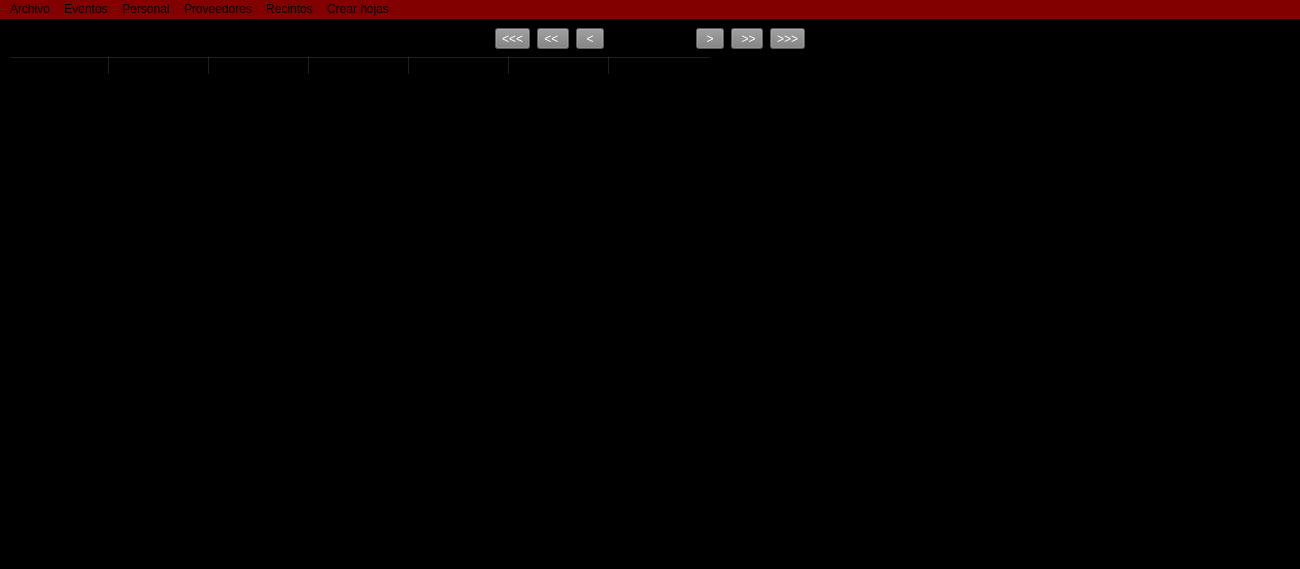
Above: elaleph/menuprincipal_ui.ui from Aleph1981/elaleph before the change. Below: the same form after it.
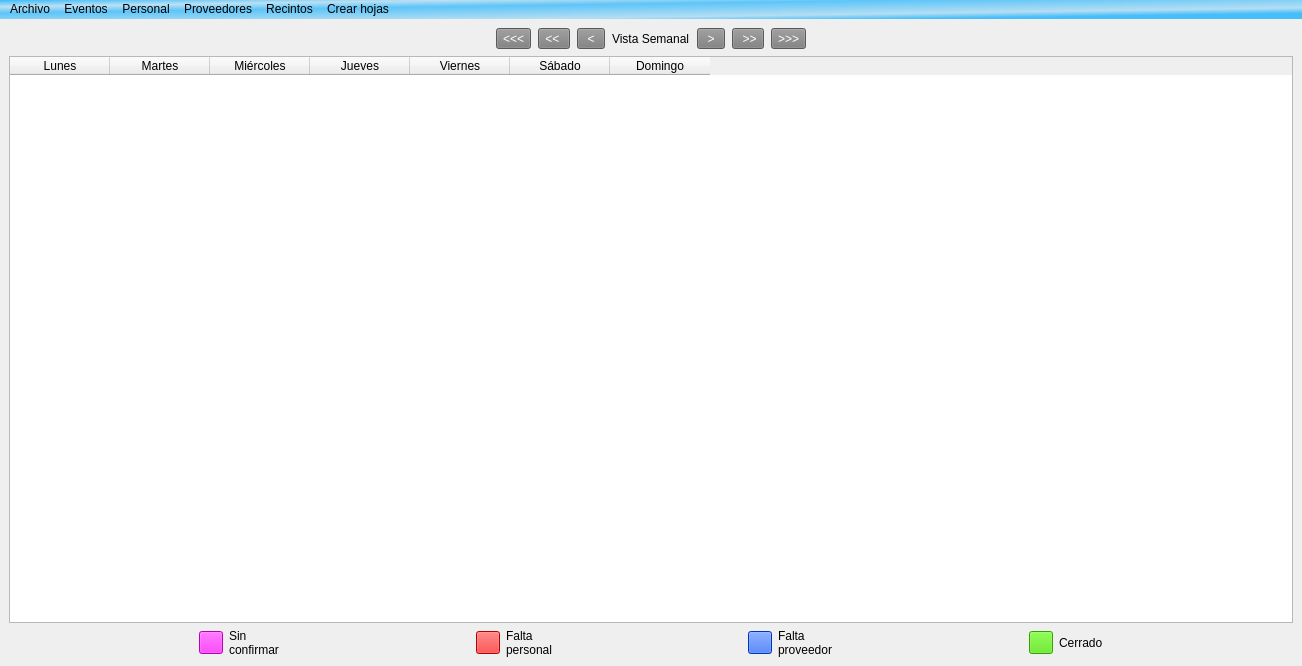
That is the form after the change.

```diff
--- a/elaleph/menuprincipal_ui.ui
+++ b/elaleph/menuprincipal_ui.ui
@@ -6,8 +6,8 @@
    <rect>
     <x>0</x>
     <y>0</y>
-    <width>1300</width>
-    <height>569</height>
+    <width>1302</width>
+    <height>666</height>
    </rect>
   </property>
   <property name="sizePolicy">
@@ -41,8 +41,7 @@
    <bool>false</bool>
   </property>
   <property name="styleSheet">
-   <string notr="true">background-color: rgb(0,0,0);
-</string>
+   <string notr="true"/>
   </property>
   <widget class="QWidget" name="centralwidget">
    <layout class="QGridLayout" name="gridLayout">
@@ -234,6 +233,149 @@
       </item>
      </layout>
     </item>
+    <item row="1" column="0">
+     <layout class="QHBoxLayout" name="horizontalLayout_2">
+      <property name="leftMargin">
+       <number>0</number>
+      </property>
+      <item>
+       <spacer name="horizontalSpacer_4">
+        <property name="orientation">
+         <enum>Qt::Horizontal</enum>
+        </property>
+        <property name="sizeHint" stdset="0">
+         <size>
+          <width>40</width>
+          <height>20</height>
+         </size>
+        </property>
+       </spacer>
+      </item>
+      <item>
+       <widget class="QToolButton" name="buttonSinConf">
+        <property name="styleSheet">
+         <string notr="true">background-color: rgb(255, 0, 255);</string>
+        </property>
+        <property name="text">
+         <string/>
+        </property>
+       </widget>
+      </item>
+      <item>
+       <widget class="QLabel" name="label">
+        <property name="text">
+         <string>Sin
+confirmar</string>
+        </property>
+       </widget>
+      </item>
+      <item>
+       <spacer name="horizontalSpacer_5">
+        <property name="orientation">
+         <enum>Qt::Horizontal</enum>
+        </property>
+        <property name="sizeHint" stdset="0">
+         <size>
+          <width>40</width>
+          <height>20</height>
+         </size>
+        </property>
+       </spacer>
+      </item>
+      <item>
+       <widget class="QToolButton" name="buttonPersonal">
+        <property name="styleSheet">
+         <string notr="true">background-color: rgb(255, 0, 0);</string>
+        </property>
+        <property name="text">
+         <string/>
+        </property>
+       </widget>
+      </item>
+      <item>
+       <widget class="QLabel" name="label_2">
+        <property name="text">
+         <string>Falta
+personal</string>
+        </property>
+       </widget>
+      </item>
+      <item>
+       <spacer name="horizontalSpacer_6">
+        <property name="orientation">
+         <enum>Qt::Horizontal</enum>
+        </property>
+        <property name="sizeHint" stdset="0">
+         <size>
+          <width>40</width>
+          <height>20</height>
+         </size>
+        </property>
+       </spacer>
+      </item>
+      <item>
+       <widget class="QToolButton" name="buttonProveedor">
+        <property name="styleSheet">
+         <string notr="true">background-color: rgb(0, 75, 255);</string>
+        </property>
+        <property name="text">
+         <string/>
+        </property>
+       </widget>
+      </item>
+      <item>
+       <widget class="QLabel" name="label_3">
+        <property name="text">
+         <string>Falta
+proveedor</string>
+        </property>
+       </widget>
+      </item>
+      <item>
+       <spacer name="horizontalSpacer_7">
+        <property name="orientation">
+         <enum>Qt::Horizontal</enum>
+        </property>
+        <property name="sizeHint" stdset="0">
+         <size>
+          <width>40</width>
+          <height>20</height>
+         </size>
+        </property>
+       </spacer>
+      </item>
+      <item>
+       <widget class="QToolButton" name="buttonCerrado">
+        <property name="styleSheet">
+         <string notr="true">background-color: rgb(74, 222, 0);</string>
+        </property>
+        <property name="text">
+         <string/>
+        </property>
+       </widget>
+      </item>
+      <item>
+       <widget class="QLabel" name="label_4">
+        <property name="text">
+         <string>Cerrado</string>
+        </property>
+       </widget>
+      </item>
+      <item>
+       <spacer name="horizontalSpacer_3">
+        <property name="orientation">
+         <enum>Qt::Horizontal</enum>
+        </property>
+        <property name="sizeHint" stdset="0">
+         <size>
+          <width>40</width>
+          <height>20</height>
+         </size>
+        </property>
+       </spacer>
+      </item>
+     </layout>
+    </item>
    </layout>
   </widget>
   <widget class="QMenuBar" name="menubar">
@@ -241,13 +383,16 @@
     <rect>
      <x>0</x>
      <y>0</y>
-     <width>1300</width>
+     <width>1302</width>
      <height>26</height>
     </rect>
    </property>
    <property name="styleSheet">
     <string notr="true">selection-background-color: rgba(225, 225, 225, 150);
-background-color: rgba(185, 0, 0, 180);</string>
+background-color: qlineargradient(spread:pad, x1:0, y1:0, x2:1, y2:1, stop:0.0149254 rgba(0, 170, 255, 178), stop:0.179104 rgba(0, 170, 255, 55), stop:0.343284 rgba(0, 170, 255, 156), stop:0.701493 rgba(0, 170, 255, 63), stop:0.840796 rgba(0, 170, 255, 179));</string>
+   </property>
+   <property name="defaultUp">
+    <bool>false</bool>
    </property>
    <widget class="QMenu" name="menuArchivo">
     <property name="styleSheet">
@@ -337,7 +482,6 @@
    <addaction name="menuRecintos"/>
    <addaction name="menuCrear_hojas"/>
   </widget>
-  <widget class="QStatusBar" name="statusbar"/>
   <action name="action_crear_hoja_de_ruta">
    <property name="text">
     <string>Crear hoja de ruta</string>
```
Left out of the diff: 36 changed lines with no effect on the pictures.
